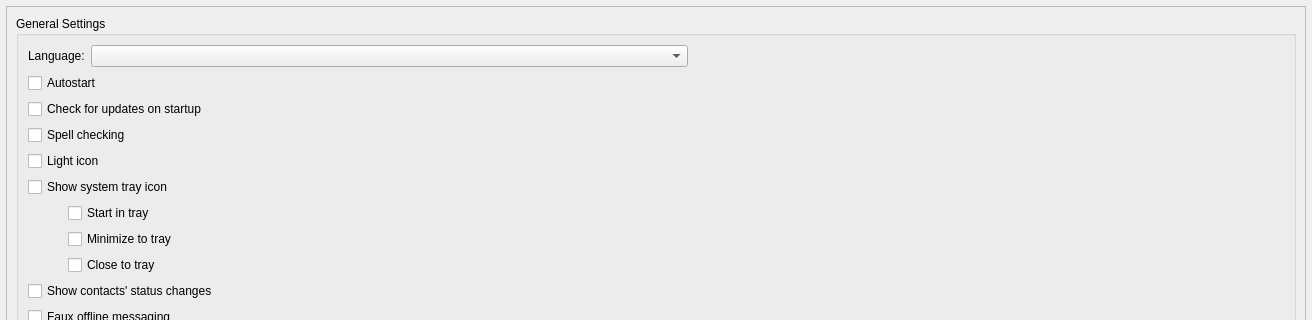
qTox/qTox, file src/widget/form/settings/generalsettings.ui: the form before one commit; both pictures show x 0 to 1312 and y 0 to 320 of the 1312 by 511 pixel window.
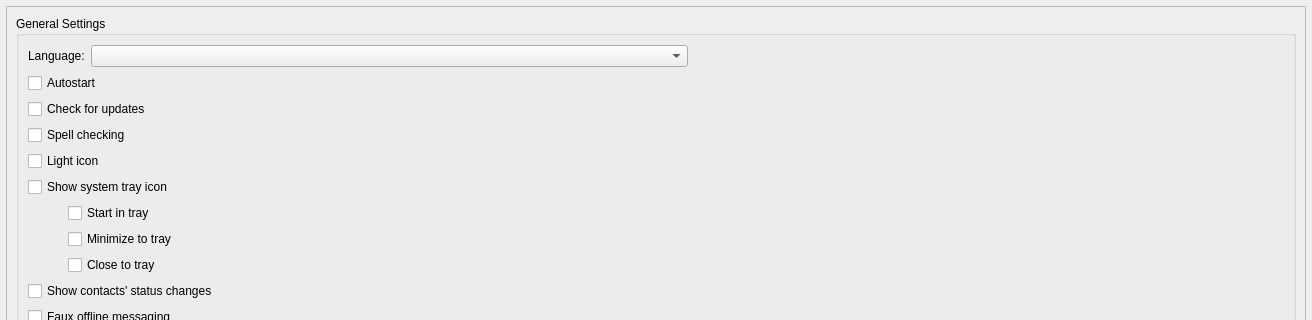
The form after the commit. Custom widgets are drawn as their Qt base class.

Commit message:
feat(ui): add update notification enabled with -DUPDATE_CHECK
Fix #5335

```diff
--- a/src/widget/form/settings/generalsettings.ui
+++ b/src/widget/form/settings/generalsettings.ui
@@ -111,7 +111,7 @@
             <item>
              <widget class="QCheckBox" name="checkUpdates">
               <property name="text">
-               <string>Check for updates on startup</string>
+               <string>Check for updates</string>
               </property>
              </widget>
             </item>
```
The commit also changes 20 other files.
